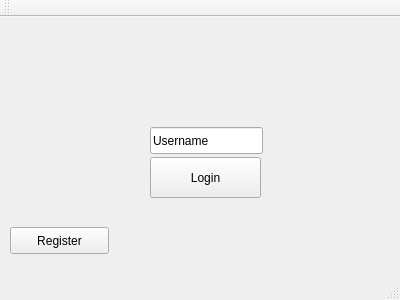
Before: the Qt Designer form login.ui in w4est/COMP3004, drawn with Qt 5.
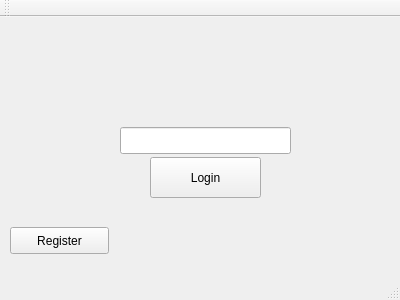
After: the same form once the commit is applied.

Commit message: testing branching and added username verification

Diff of the .ui file:
```diff
--- a/login.ui
+++ b/login.ui
@@ -43,14 +43,14 @@
    <widget class="QLineEdit" name="UsernameBox">
     <property name="geometry">
      <rect>
-      <x>150</x>
+      <x>120</x>
       <y>110</y>
-      <width>113</width>
+      <width>171</width>
       <height>27</height>
      </rect>
     </property>
     <property name="text">
-     <string>Username</string>
+     <string/>
     </property>
    </widget>
   </widget>
```
The commit also changes 8 other files.
